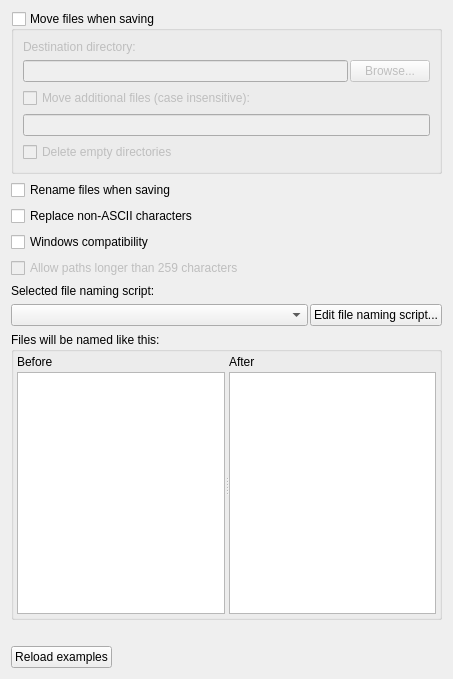
This is ui/options_renaming.ui in metabrainz/picard as Qt 5 draws it before an edit. The edited form follows.
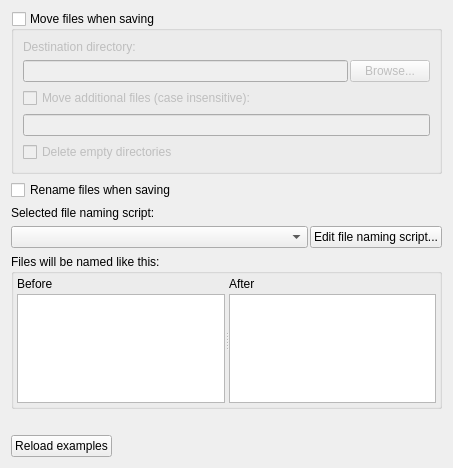
This is the edited form.

Commit message:
PICARD-2576: Move file naming compatibility options to separate page
This reduces the minimum height of the file naming dialog and opens the path for more compatibility options

```diff
--- a/ui/options_renaming.ui
+++ b/ui/options_renaming.ui
@@ -10,7 +10,7 @@
     <x>0</x>
     <y>0</y>
     <width>453</width>
-    <height>679</height>
+    <height>468</height>
    </rect>
   </property>
   <property name="sizePolicy">
@@ -19,7 +19,7 @@
     <verstretch>0</verstretch>
    </sizepolicy>
   </property>
-  <layout class="QVBoxLayout" name="verticalLayout_5" stretch="0,0,0,0,0,0,0,0,0,0">
+  <layout class="QVBoxLayout" name="verticalLayout_5" stretch="0,0,0,0,0,0,0">
    <item>
     <widget class="QGroupBox" name="move_files">
      <property name="title">
@@ -86,30 +86,6 @@
      </property>
     </widget>
    </item>
-   <item>
-    <widget class="QCheckBox" name="ascii_filenames">
-     <property name="text">
-      <string>Replace non-ASCII characters</string>
-     </property>
-    </widget>
-   </item>
-   <item>
-    <widget class="QCheckBox" name="windows_compatibility">
-     <property name="text">
-      <string>Windows compatibility</string>
-     </property>
-    </widget>
-   </item>
-   <item>
-    <widget class="QCheckBox" name="windows_long_paths">
-     <property name="enabled">
-      <bool>false</bool>
-     </property>
-     <property name="text">
-      <string>Allow paths longer than 259 characters</string>
-     </property>
-    </widget>
-   </item>
    <item>
     <widget class="QLabel" name="label_2">
      <property name="text">
@@ -149,6 +125,12 @@
        <verstretch>0</verstretch>
       </sizepolicy>
      </property>
+     <property name="minimumSize">
+      <size>
+       <width>0</width>
+       <height>120</height>
+      </size>
+     </property>
      <property name="title">
       <string>Files will be named like this:</string>
      </property>
```
Left out of the diff: 22 changed lines with no effect on the pictures. The commit also changes 6 other files.
